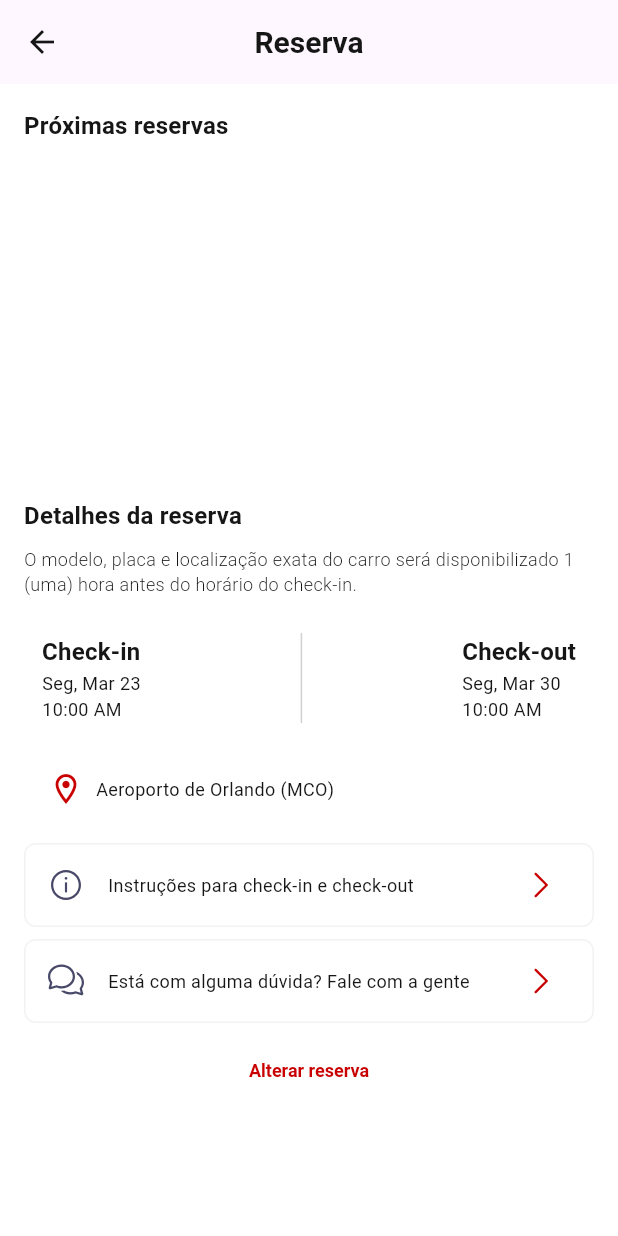
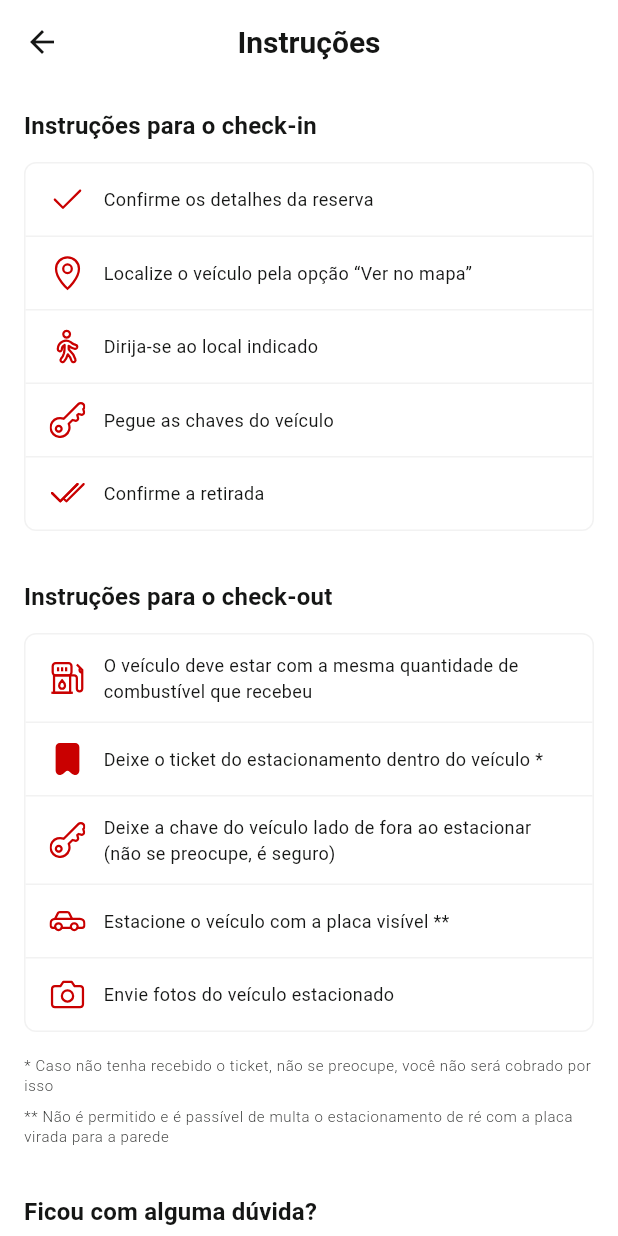
Before and after one commit to joas-barros/frc_prototype, a Flutter app: the ReservationPage screen opened directly with empty values, after a tap on "Instruções para check-in e check-out", on a phone screen of 412 x 824 dp. Run offline on Flutter 3.47's test engine with Material 3 defaults, Android fonts, the phone set to English and light mode, and no system bars; drawn by our look-alikes of carousel_slider; our stand-ins replace app_links, flutter_dotenv, flutter_svg, supabase_flutter; accounts and stored records are empty.

Commit message:
style: instruction page

```diff
--- a/lib/app/app_widget.dart
+++ b/lib/app/app_widget.dart
@@ -5,6 +5,7 @@ import 'package:florida_rental_car/app/ui/pages/forgot_password/create_new_passw
 import 'package:florida_rental_car/app/ui/pages/forgot_password/forgot_password_email_page.dart';
 import 'package:florida_rental_car/app/ui/pages/forgot_password/forgot_password_message.dart';
 import 'package:florida_rental_car/app/ui/pages/home/home_page.dart';
+import 'package:florida_rental_car/app/ui/pages/instructions/instructions_page.dart';
 import 'package:florida_rental_car/app/ui/pages/login/login_page.dart';
 import 'package:florida_rental_car/app/ui/pages/reservation/reservation_page.dart';
 import 'package:florida_rental_car/app/ui/pages/sign-up/register_page.dart';
@@ -81,6 +82,7 @@ class MyApp extends StatelessWidget {
         AppRoutes.forgotPasswordMessage: (context) => ForgotPasswordMessage(),
         AppRoutes.createNewPassword: (context) => CreateNewPassword(),
         AppRoutes.reservationDetails: (context) => ReservationPage(),
+        AppRoutes.instructions: (context) => InstructionsPage(),
       },
     );
   }
--- a/lib/app/ui/core/app_routes.dart
+++ b/lib/app/ui/core/app_routes.dart
@@ -10,4 +10,5 @@ class AppRoutes {
   static const String profile = '/profile';
   static const String settings = '/settings';
   static const String reservationDetails = '/reservation-details';
+  static const String instructions = '/instructions';
 }
--- /dev/null
+++ b/lib/app/ui/pages/instructions/instructions_page.dart
@@ -0,0 +1,115 @@
+import 'package:florida_rental_car/app/ui/pages/instructions/widgets/check_in_steps.dart';
+import 'package:florida_rental_car/app/ui/pages/reservation/widgets/option_cards.dart';
+import 'package:flutter/material.dart';
+
+class InstructionsPage extends StatelessWidget {
+  const InstructionsPage({super.key});
+
+  @override
+  Widget build(BuildContext context) {
+    return Scaffold(
+      backgroundColor: Colors.white,
+      appBar: AppBar(
+        backgroundColor: Colors.white,
+        title: Text(
+          'Instruções',
+          style: Theme.of(context).textTheme.titleLarge,
+        ),
+        centerTitle: true,
+      ),
+      body: SingleChildScrollView(
+        child: Padding(
+          padding: const EdgeInsets.all(16),
+          child: Column(
+            crossAxisAlignment: CrossAxisAlignment.stretch,
+            children: [
+              Text(
+                "Instruções para o check-in",
+                style: Theme.of(context).textTheme.titleMedium,
+              ),
+              const SizedBox(height: 12),
+              CheckInSteps(
+                steps: const [
+                  {
+                    'icon': 'assets/imgs/icons/instructions/check.svg',
+                    'text': 'Confirme os detalhes da reserva',
+                  },
+                  {
+                    'icon': 'assets/imgs/icons/location.svg',
+                    'text': 'Localize o veículo pela opção “Ver no mapa”',
+                  },
+                  {
+                    'icon': 'assets/imgs/icons/instructions/Walking.svg',
+                    'text': 'Dirija-se ao local indicado',
+                  },
+                  {
+                    'icon': 'assets/imgs/icons/instructions/Key.svg',
+                    'text': 'Pegue as chaves do veículo',
+                  },
+                  {
+                    'icon': 'assets/imgs/icons/instructions/double-check.svg',
+                    'text': 'Confirme a retirada',
+                  },
+                ],
+              ),
+              const SizedBox(height: 32),
+              Text(
+                "Instruções para o check-out",
+                style: Theme.of(context).textTheme.titleMedium,
+              ),
+              const SizedBox(height: 12),
+              CheckInSteps(
+                steps: const [
+                  {
+                    'icon': 'assets/imgs/icons/instructions/fuel.svg',
+                    'text':
+                        'O veículo deve estar com a mesma quantidade de combustível que recebeu',
+                  },
+                  {
+                    'icon': 'assets/imgs/icons/instructions/Ticket.svg',
+                    'text':
+                        'Deixe o ticket do estacionamento dentro do veículo *',
+                  },
+                  {
+                    'icon': 'assets/imgs/icons/instructions/Key.svg',
+                    'text':
+                        'Deixe a chave do veículo lado de fora ao estacionar (não se preocupe, é seguro)',
+                  },
+                  {
+                    'icon': 'assets/imgs/icons/instructions/Carro.svg',
+                    'text': 'Estacione o veículo com a placa visível **',
+                  },
+                  {
+                    'icon': 'assets/imgs/icons/instructions/camera.svg',
+                    'text': 'Envie fotos do veículo estacionado ',
+                  },
+                ],
+              ),
+              const SizedBox(height: 16),
+              Text(
+                "* Caso não tenha recebido o ticket, não se preocupe, você não será cobrado por isso",
+                style: Theme.of(context).textTheme.bodySmall,
+              ),
+              const SizedBox(height: 8),
+              Text(
+                "** Não é permitido e é passível de multa o estacionamento de ré com a placa virada para a parede",
+                style: Theme.of(context).textTheme.bodySmall,
+              ),
+              const SizedBox(height: 32),
+              Text(
+                "Ficou com alguma dúvida?",
+                style: Theme.of(context).textTheme.titleMedium,
+              ),
+              const SizedBox(height: 12),
+              OptionCards(
+                iconPath: "assets/imgs/icons/chat.svg",
+                text: "Fale com a gente",
+                onTap: () {},
+              ),
+            ],
+          ),
+        ),
+      ),
+    );
+  }
+}
--- /dev/null
+++ b/lib/app/ui/pages/instructions/widgets/check_in_steps.dart
@@ -0,0 +1,51 @@
+import 'package:florida_rental_car/app/ui/core/app_colors.dart';
+import 'package:flutter/material.dart';
+import 'package:flutter_svg/svg.dart';
+
+class CheckInSteps extends StatelessWidget {
+  final List<Map<String, String>> steps;
+  const CheckInSteps({super.key, required this.steps});
+
+
+  @override
+  Widget build(BuildContext context) {
+    return Container(
+      decoration: BoxDecoration(
+        borderRadius: BorderRadius.circular(8),
+        border: Border.all(color: AppColors.unselectedIconColor, width: 1),
+        color: Colors.white,
+      ),
+      child: Column(
+        children: List.generate(steps.length, (index) {
+          final item = steps[index];
+          final isLast = index == steps.length - 1;
+
+          return Column(
+            children: [
+              ListTile(
+                leading: SvgPicture.asset(
+                  item['icon']!,
+                  width: 24,
+                  height: 24,
+                  color: AppColors.secundaryIconColor,
+                ),
+                title: Text(item['text']!,
+                    style: Theme.of(context).textTheme.bodyMedium),
+                dense: true,
+                visualDensity: VisualDensity.compact,
+                contentPadding:
+                    const EdgeInsets.symmetric(horizontal: 16, vertical: 4),
+              ),
+              if (!isLast)
+                const Divider(
+                  height: 1,
+                  thickness: 1,
+                  color: AppColors.unselectedIconColor,
+                ),
+            ],
+          );
+        }),
+      ),
+    );
+  }
+}
--- a/lib/app/ui/pages/login/login_page.dart
+++ b/lib/app/ui/pages/login/login_page.dart
@@ -210,11 +210,6 @@ class _LoginPageState extends State<LoginPage> {
         email,
         password,
       );
-      ScaffoldMessenger.of(context).showSnackBar(
-        SnackBar(
-          content: Text('Login bem-sucedido!'),
-        ),
-      );
     } catch (e) {
       // Handle error (e.g., show a snackbar or dialog)
       ScaffoldMessenger.of(context).showSnackBar(
--- a/lib/app/ui/pages/reservation/reservation_page.dart
+++ b/lib/app/ui/pages/reservation/reservation_page.dart
@@ -1,5 +1,6 @@
 import 'package:carousel_slider/carousel_slider.dart';
 import 'package:florida_rental_car/app/ui/core/app_colors.dart';
+import 'package:florida_rental_car/app/ui/core/app_routes.dart';
 import 'package:florida_rental_car/app/ui/pages/reservation/widgets/option_cards.dart';
 import 'package:flutter/material.dart';
 
@@ -19,6 +20,7 @@ class _ReservationPageState extends State<ReservationPage> {
     return Scaffold(
       backgroundColor: Colors.white,
       appBar: AppBar(
+        backgroundColor: Colors.white,
         title: Text(
           'Reserva',
           style: Theme.of(context).textTheme.titleLarge,
@@ -195,7 +197,7 @@ class _ReservationPageState extends State<ReservationPage> {
               OptionCards(
                 iconPath: "assets/imgs/icons/info.svg",
                 text: "Instruções para check-in e check-out",
-                onTap: () {},
+                onTap: () => Navigator.pushNamed(context, AppRoutes.instructions),
               ),
               SizedBox(height: 8),
               OptionCards(
```
Also changed, not shown: pubspec.yaml (+8 -0 lines), assets/imgs/icons/instructions/Carro.svg (added), assets/imgs/icons/instructions/Key.svg (added), assets/imgs/icons/instructions/Ticket.svg (added), assets/imgs/icons/instructions/Walking.svg (added), assets/imgs/icons/instructions/camera.svg (added), assets/imgs/icons/instructions/check.svg (added), assets/imgs/icons/instructions/double-check.svg (added), assets/imgs/icons/instructions/fuel.svg (added).
